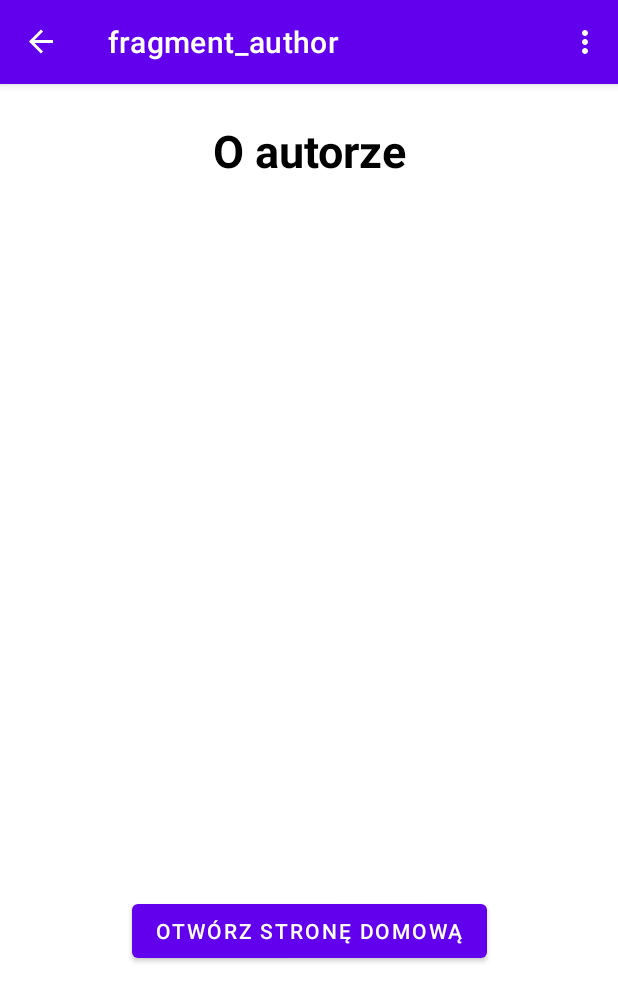
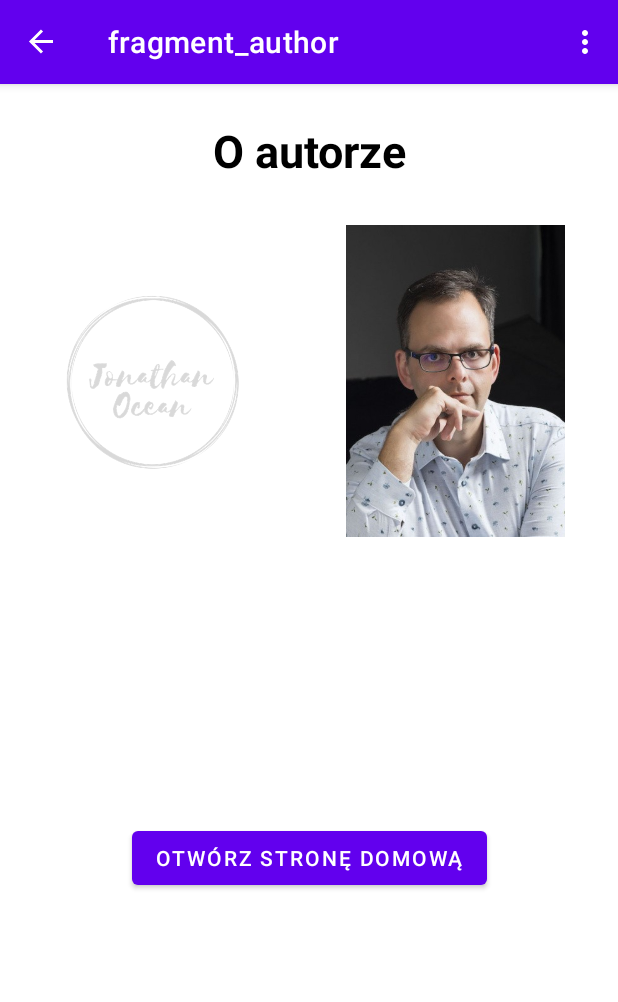
Before and after one commit to Adamo2499/compendium, an Android app: the AuthorFragment screen opened through its navigation route, on a phone screen of 412 x 824 dp. Shown: the top 1002 px of the screen. Run offline under Robolectric (Android 15) with nearby library versions, the phone set to English and light mode, and no system bars; our stand-ins replace navigation-ui.

Commit message:
Add photo and logo

```diff
--- a/app/src/main/res/layout/fragment_author.xml
+++ b/app/src/main/res/layout/fragment_author.xml
@@ -13,12 +13,11 @@
         android:layout_height="wrap_content"
         android:layout_centerHorizontal="true"
         android:layout_centerVertical="true"
+        android:layout_marginTop="492dp"
         android:text="@string/open_main_page_button_text"
-        app:layout_constraintBottom_toBottomOf="parent"
         app:layout_constraintLeft_toLeftOf="parent"
         app:layout_constraintRight_toRightOf="parent"
-        app:layout_constraintTop_toTopOf="parent"
-        app:layout_constraintVertical_bias="0.751" />
+        app:layout_constraintTop_toTopOf="parent" />
 
     <TextView
         android:id="@+id/author_fragment_title"
@@ -33,4 +32,28 @@
         app:layout_constraintStart_toStartOf="parent"
         app:layout_constraintTop_toTopOf="parent" />
 
+    <ImageView
+        android:id="@+id/imageView_photo"
+        android:layout_width="146dp"
+        android:layout_height="212dp"
+        android:layout_marginTop="92dp"
+        android:src="@drawable/jonthanoceanphoto"
+        app:layout_constraintEnd_toEndOf="parent"
+        app:layout_constraintHorizontal_bias="0.611"
+        app:layout_constraintStart_toEndOf="@+id/imageView_logo"
+        app:layout_constraintTop_toTopOf="parent"
+        android:contentDescription="@string/jonathan_ocean_logo_desc" />
+
+    <ImageView
+        android:id="@+id/imageView_logo"
+        android:layout_width="147dp"
+        android:layout_height="213dp"
+        android:layout_marginStart="28dp"
+        android:layout_marginTop="92dp"
+        android:src="@drawable/jonathanoceangrey"
+        app:layout_constraintStart_toStartOf="parent"
+        app:layout_constraintTop_toTopOf="parent"
+        tools:ignore="ImageContrastCheck"
+        android:contentDescription="@string/jonathan_ocean_photo_desc" />
+
 </androidx.constraintlayout.widget.ConstraintLayout>
--- a/app/src/main/res/values/strings.xml
+++ b/app/src/main/res/values/strings.xml
@@ -30,5 +30,7 @@
     <string name="go_to_page_label" >Odwiedź stronę</string>
     <string name="author_fragment_title_text">O autorze</string>
     <string name="open_main_page_button_text">Otwórz stronę domową</string>
+    <string name="jonathan_ocean_logo_desc">Jonathan Ocean Logo</string>
+    <string name="jonathan_ocean_photo_desc">Photo of Jonathan Ocean</string>
     <!--    <string name="jonathan_ocean_logo_desc">Jonathan Ocean\'s logo</string>-->
 </resources>
```
Also changed, not shown: app/src/main/res/drawable/jonthanoceanphoto.jpg (added).
